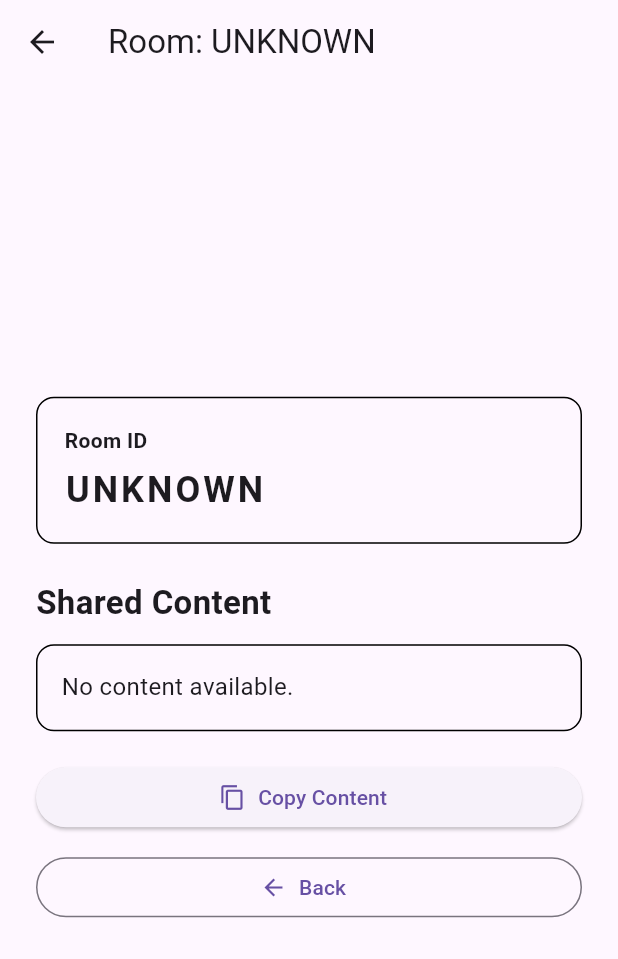
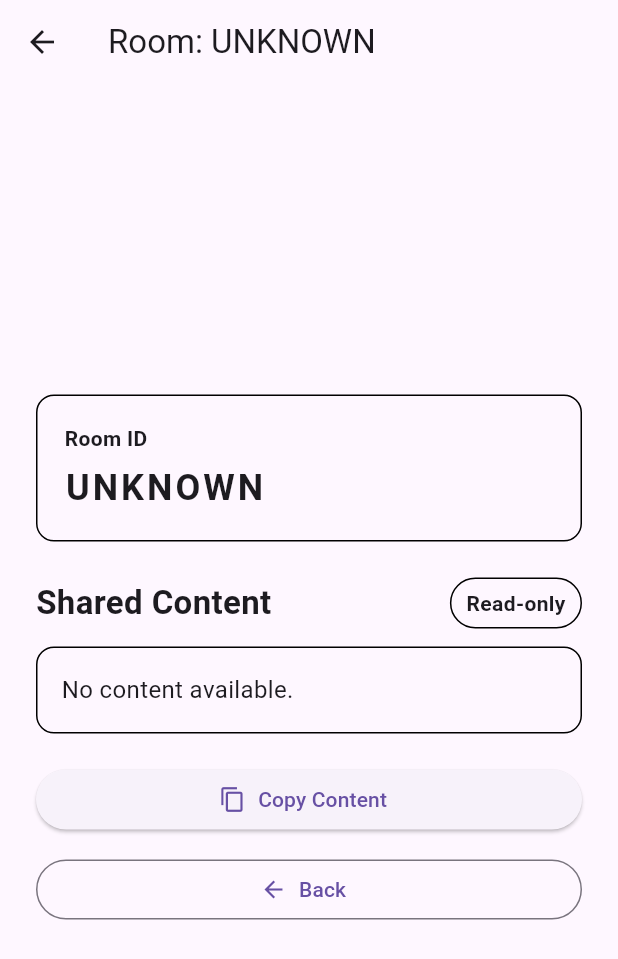
Before and after one commit to Pranay-suri/SyncClip, a Flutter app: the RoomScreen screen opened by its route, on a phone screen of 412 x 824 dp. Shown: the top 959 px of the screen. Run offline on Flutter 3.47's test engine with Material 3 defaults, Android fonts, the phone set to English and light mode, and no system bars.

Commit message:
Add read-only indicator to room screen

```diff
--- a/lib/screens/room_screen.dart
+++ b/lib/screens/room_screen.dart
@@ -55,9 +55,31 @@ class RoomScreen extends StatelessWidget {
 
                 const SizedBox(height: 24),
 
-                const Text(
-                  'Shared Content',
-                  style: TextStyle(fontSize: 22, fontWeight: FontWeight.bold),
+                Row(
+                  mainAxisAlignment: MainAxisAlignment.spaceBetween,
+                  children: [
+                    const Text(
+                      'Shared Content',
+                      style: TextStyle(
+                        fontSize: 22,
+                        fontWeight: FontWeight.bold,
+                      ),
+                    ),
+                    Container(
+                      padding: const EdgeInsets.symmetric(
+                        horizontal: 10,
+                        vertical: 6,
+                      ),
+                      decoration: BoxDecoration(
+                        border: Border.all(),
+                        borderRadius: BorderRadius.circular(20),
+                      ),
+                      child: const Text(
+                        'Read-only',
+                        style: TextStyle(fontWeight: FontWeight.bold),
+                      ),
+                    ),
+                  ],
                 ),
 
                 const SizedBox(height: 12),
```
